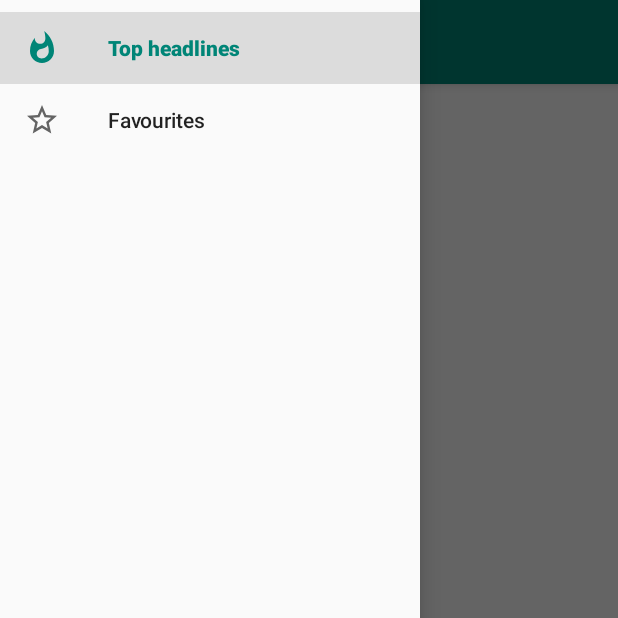
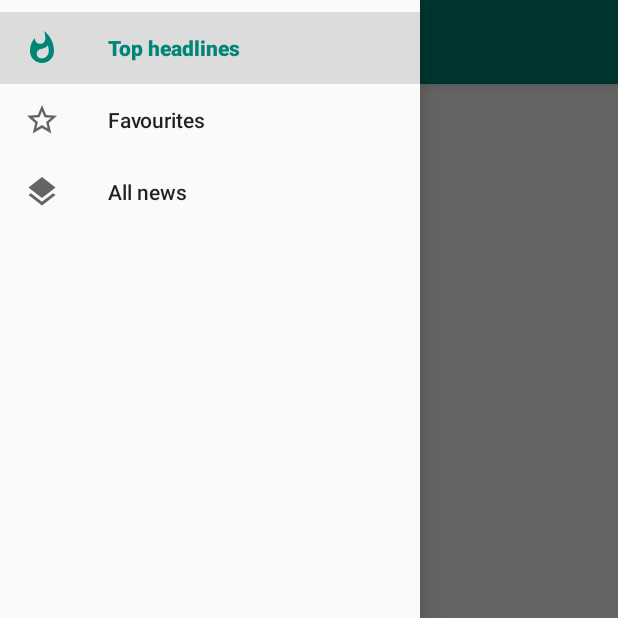
Before and after one commit to nv95/News, an Android app: the fragment NewsListFragment placed in its activity, with the side drawer open, on a phone screen of 412 x 824 dp, the top half of it. Run offline under Robolectric (Android 15) with nearby library versions, the phone set to English and light mode, and no system bars; our stand-ins replace RxJava; network calls fail; 1 statement that could not run was skipped.

Commit message:
News sorting

```diff
--- a/app/src/main/java/com/vjettest/news/core/network/options/RequestOptions.kt
+++ b/app/src/main/java/com/vjettest/news/core/network/options/RequestOptions.kt
@@ -1,5 +1,7 @@
 package com.vjettest.news.core.network.options
 
+import android.os.Bundle
+import androidx.annotation.CallSuper
 import java.util.*
 import kotlin.properties.ReadWriteProperty
 import kotlin.reflect.KProperty
@@ -42,6 +44,35 @@ open class RequestOptions : HashMap<String, String>() {
         it.toString()
     })
 
+    protected fun fromBundle(bundle: Bundle, key: String) {
+        bundle.getString(key)?.let { put(key, it) }
+    }
+
+    @CallSuper
+    open fun fromBundle(bundle: Bundle) {
+        fromBundle(bundle, "q")
+        fromBundle(bundle, "sources")
+        fromBundle(bundle, "pageSize")
+        fromBundle(bundle, "page")
+    }
+
+    fun toBundle(): Bundle {
+        val bundle = Bundle(this.size)
+        this.forEach { (key, value) ->
+            bundle.putString(key, value)
+        }
+        return bundle
+    }
+
+    companion object {
+
+        const val PAGE_DEFAULT = 1
+    }
+
+    /**
+     * Delegates
+     */
+
     protected inner class PropertyDelegate<T>(
         private val getterTransform: (String) -> T?,
         private val setterTransform: (T) -> String
--- a/app/src/main/java/com/vjettest/news/core/network/options/TopHeadlinesRequestOptions.kt
+++ b/app/src/main/java/com/vjettest/news/core/network/options/TopHeadlinesRequestOptions.kt
@@ -1,5 +1,6 @@
 package com.vjettest.news.core.network.options
 
+import android.os.Bundle
 import com.vjettest.news.core.Category
 
 class TopHeadlinesRequestOptions : RequestOptions() {
@@ -11,4 +12,10 @@ class TopHeadlinesRequestOptions : RequestOptions() {
     }, {
         it.value
     })
+
+    override fun fromBundle(bundle: Bundle) {
+        super.fromBundle(bundle)
+        fromBundle(bundle, "country")
+        fromBundle(bundle, "category")
+    }
 }
--- a/app/src/main/java/com/vjettest/news/news_list/NewsListFragment.kt
+++ b/app/src/main/java/com/vjettest/news/news_list/NewsListFragment.kt
@@ -1,6 +1,9 @@
 package com.vjettest.news.news_list
 
 import android.os.Bundle
+import android.view.Menu
+import android.view.MenuInflater
+import android.view.MenuItem
 import android.view.View
 import androidx.appcompat.widget.Toolbar
 import androidx.recyclerview.widget.DividerItemDecoration
@@ -9,7 +12,6 @@ import com.vjettest.news.R
 import com.vjettest.news.common.lists.PaginationHelper
 import com.vjettest.news.core.model.Article
 import com.vjettest.news.core.model.NewsList
-import com.vjettest.news.core.model.SourceInfo
 import com.vjettest.news.core.network.NewsApiService
 import com.vjettest.news.core.network.options.EverythingRequestOptions
 import com.vjettest.news.core.network.options.RequestOptions
@@ -30,14 +32,13 @@ open class NewsListFragment : BaseListFragment<Article>(), Observer<NewsList> {
 
     private lateinit var adapter: NewsListAdapter
     private var currentWorker: Disposable? = null
-    private var source: SourceInfo? = null
 
     override fun onCreate(savedInstanceState: Bundle?) {
         super.onCreate(savedInstanceState)
-        source = arguments?.getParcelable<SourceInfo>("source")?.let {
-            options.sources = listOf(it.id)
-            it
+        arguments?.let {
+            options.fromBundle(it)
         }
+        setHasOptionsMenu(true)
     }
 
     override fun onActivityCreated(savedInstanceState: Bundle?) {
@@ -48,7 +49,7 @@ open class NewsListFragment : BaseListFragment<Article>(), Observer<NewsList> {
             load()
         }
         swipeRefreshLayout.setOnRefreshListener {
-            options.page = 1
+            options.page = RequestOptions.PAGE_DEFAULT
             load()
         }
 
@@ -65,8 +66,31 @@ open class NewsListFragment : BaseListFragment<Article>(), Observer<NewsList> {
         super.onDestroy()
     }
 
+    override fun onCreateOptionsMenu(menu: Menu?, inflater: MenuInflater?) {
+        inflater?.inflate(R.menu.options_newslist, menu)
+        super.onCreateOptionsMenu(menu, inflater)
+    }
+
+    override fun onOptionsItemSelected(item: MenuItem) = when(item.itemId) {
+        R.id.sort_publishedAt -> {
+            (options as? EverythingRequestOptions)?.sortBy = EverythingRequestOptions.SORT_BY_PUBLISHED_AT
+            options.page = RequestOptions.PAGE_DEFAULT
+            item.isChecked = true
+            load()
+            true
+        }
+        R.id.sort_popularity -> {
+            (options as? EverythingRequestOptions)?.sortBy = EverythingRequestOptions.SORT_BY_POPULARITY
+            options.page = RequestOptions.PAGE_DEFAULT
+            item.isChecked = true
+            load()
+            true
+        }
+        else -> super.onOptionsItemSelected(item)
+    }
+
     override fun load() {
-        swipeRefreshLayout.isRefreshing = dataset.isEmpty()
+        swipeRefreshLayout.isRefreshing = dataset.isEmpty() || options.page == RequestOptions.PAGE_DEFAULT
         adapter.isLoading = true
         layoutError.visibility = View.GONE
         currentWorker?.takeIf { !it.isDisposed }?.dispose()
@@ -75,7 +99,7 @@ open class NewsListFragment : BaseListFragment<Article>(), Observer<NewsList> {
             .subscribe(this)
     }
 
-    protected open fun onLoadContent() = apiService.getTopHeadlines(options)
+    protected open fun onLoadContent() = apiService.getEverything(options)
 
     /**
      * Loading callback
@@ -91,7 +115,7 @@ open class NewsListFragment : BaseListFragment<Article>(), Observer<NewsList> {
     }
 
     override fun onNext(t: NewsList) {
-        if (options.page == 1) {
+        if (options.page == RequestOptions.PAGE_DEFAULT) {
             dataset.clear()
         }
         val startPos = dataset.size
--- a/app/src/main/java/com/vjettest/news/news_list/trending/TrendingListFragment.kt
+++ b/app/src/main/java/com/vjettest/news/news_list/trending/TrendingListFragment.kt
@@ -17,6 +17,7 @@ class TrendingListFragment : NewsListFragment() {
     override fun onCreate(savedInstanceState: Bundle?) {
         super.onCreate(savedInstanceState)
         options["category"] = arguments?.getString("category") ?: Category.GENERAL.value
+        setHasOptionsMenu(false)
     }
 
     override fun onLoadContent() = apiService.getTopHeadlines(options)
--- /dev/null
+++ b/app/src/main/res/drawable/ic_layers_black_24dp.xml
@@ -0,0 +1,9 @@
+<vector xmlns:android="http://schemas.android.com/apk/res/android"
+        android:width="24dp"
+        android:height="24dp"
+        android:viewportWidth="24.0"
+        android:viewportHeight="24.0">
+    <path
+        android:fillColor="#FF000000"
+        android:pathData="M11.99,18.54l-7.37,-5.73L3,14.07l9,7 9,-7 -1.63,-1.27 -7.38,5.74zM12,16l7.36,-5.73L21,9l-9,-7 -9,7 1.63,1.27L12,16z"/>
+</vector>
--- /dev/null
+++ b/app/src/main/res/drawable/ic_sort_white_24dp.xml
@@ -0,0 +1,5 @@
+<vector android:height="24dp" android:tint="#FFFFFF"
+    android:viewportHeight="24.0" android:viewportWidth="24.0"
+    android:width="24dp" xmlns:android="http://schemas.android.com/apk/res/android">
+    <path android:fillColor="#FF000000" android:pathData="M3,18h6v-2L3,16v2zM3,6v2h18L21,6L3,6zM3,13h12v-2L3,11v2z"/>
+</vector>
--- a/app/src/main/res/menu/drawer.xml
+++ b/app/src/main/res/menu/drawer.xml
@@ -10,6 +10,10 @@
             android:id="@+id/nav_favourites"
             android:icon="@drawable/ic_star_border_black_24dp"
             android:title="@string/favourites"/>
+        <item
+            android:id="@+id/nav_all"
+            android:icon="@drawable/ic_layers_black_24dp"
+            android:title="@string/all_news"/>
     </group>
     <item android:id="@+id/nav_sources"
           android:title="@string/sources">
--- /dev/null
+++ b/app/src/main/res/menu/options_newslist.xml
@@ -0,0 +1,24 @@
+<?xml version="1.0" encoding="utf-8"?>
+<menu xmlns:android="http://schemas.android.com/apk/res/android"
+      xmlns:app="http://schemas.android.com/apk/res-auto">
+    <item
+        android:id="@+id/menu_item_sort"
+        android:title="@string/sort_order"
+        android:icon="@drawable/ic_sort_white_24dp"
+        app:showAsAction="ifRoom">
+        <menu>
+            <group
+                android:id="@+id/group_sort"
+                android:checkableBehavior="single">
+
+                <item
+                    android:id="@+id/sort_publishedAt"
+                    android:title="@string/published_at"
+                    android:checked="true"/>
+                <item
+                    android:id="@+id/sort_popularity"
+                    android:title="@string/popularity" />
+            </group>
+        </menu>
+    </item>
+</menu>
--- a/app/src/main/res/values/strings.xml
+++ b/app/src/main/res/values/strings.xml
@@ -11,4 +11,8 @@
     <string name="favourites">Favourites</string>
     <string name="sources">Sources</string>
     <string name="today">Today</string>
+    <string name="sort_order">Sort order</string>
+    <string name="published_at">Published at</string>
+    <string name="popularity">Popularity</string>
+    <string name="all_news">All news</string>
 </resources>
```
Also changed, not shown: app/src/main/java/com/vjettest/news/MainActivity.kt (+14 -2 lines), app/src/main/java/com/vjettest/news/core/network/options/EverythingRequestOptions.kt (+12 -0 lines).
